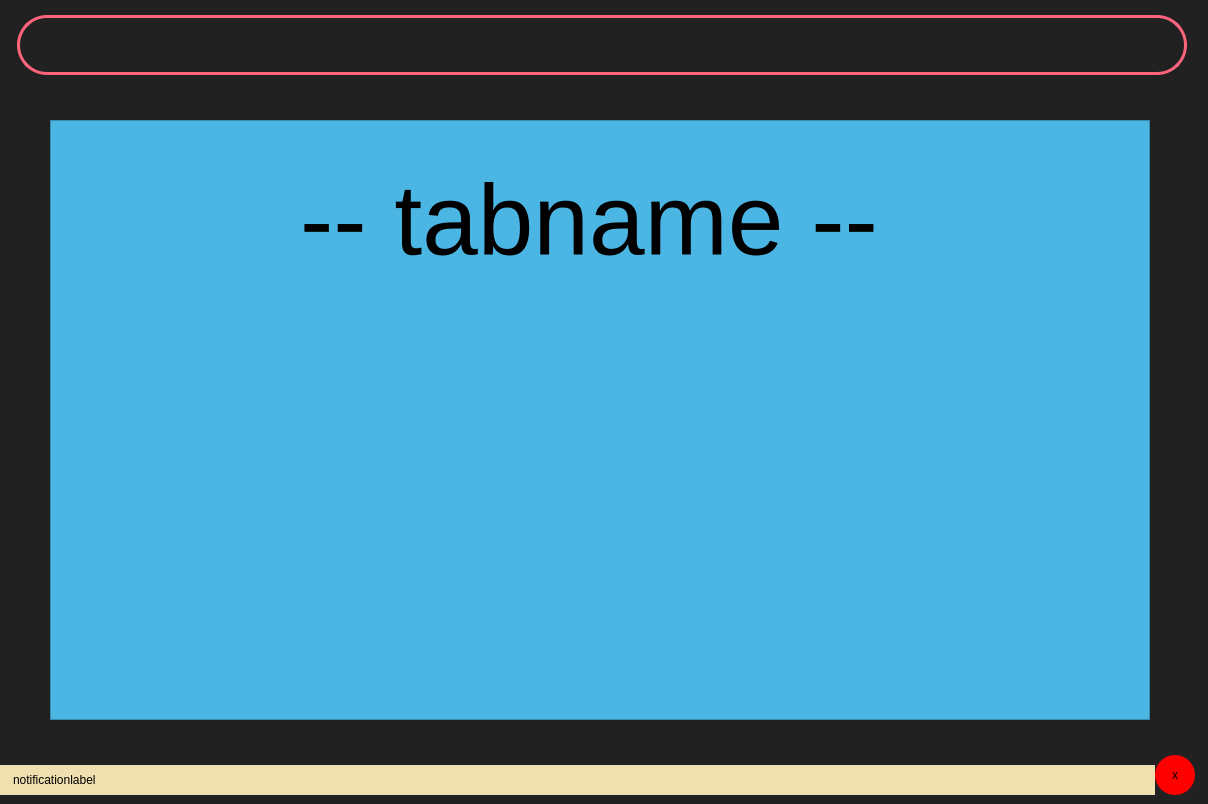
First picture: the form in layout.ui, repository duskygloom/medManage, before the edit.
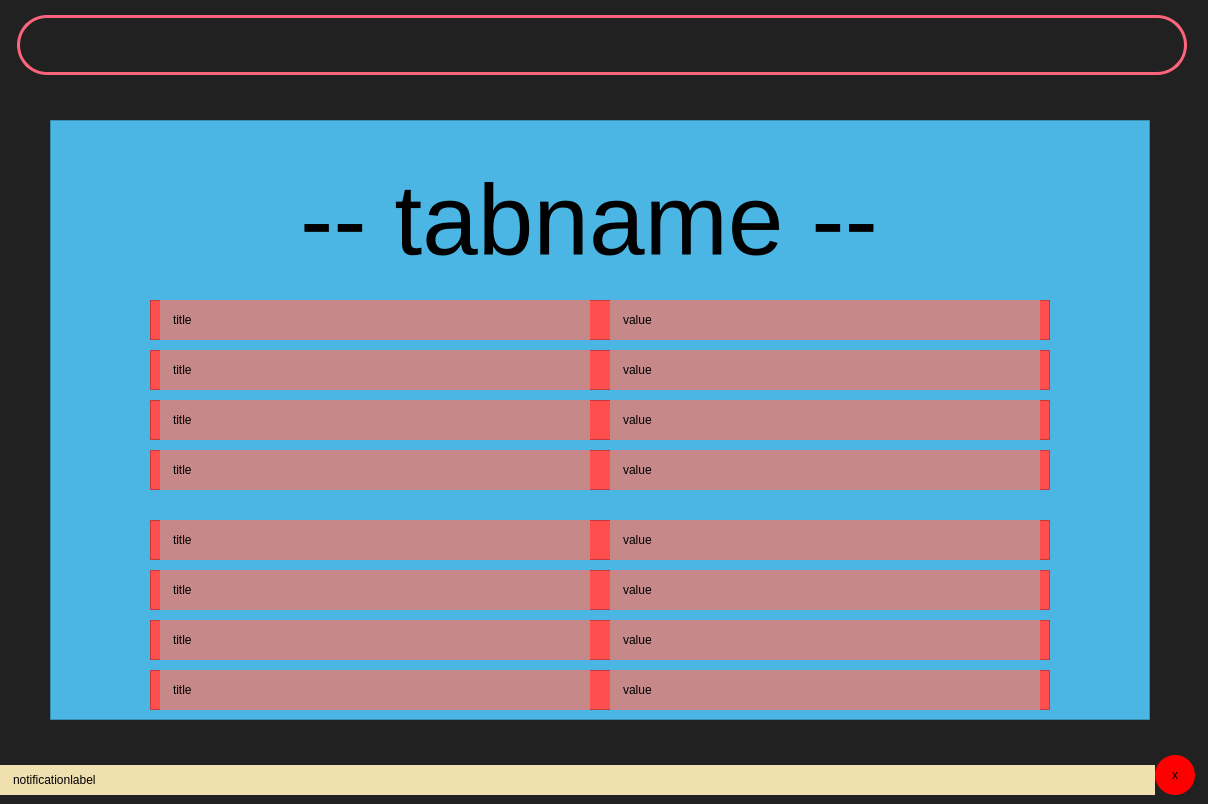
Second picture: the form after the edit.

Commit message: a more proper stats window

```diff
--- a/layout.ui
+++ b/layout.ui
@@ -74,6 +74,430 @@
      <string>-- tabname --</string>
     </property>
    </widget>
+   <widget class="QFrame" name="frame_2">
+    <property name="geometry">
+     <rect>
+      <x>100</x>
+      <y>180</y>
+      <width>900</width>
+      <height>40</height>
+     </rect>
+    </property>
+    <property name="styleSheet">
+     <string notr="true">background-color: rgb(255, 78, 78);</string>
+    </property>
+    <property name="frameShape">
+     <enum>QFrame::StyledPanel</enum>
+    </property>
+    <property name="frameShadow">
+     <enum>QFrame::Raised</enum>
+    </property>
+    <widget class="QLabel" name="label_2">
+     <property name="geometry">
+      <rect>
+       <x>10</x>
+       <y>0</y>
+       <width>430</width>
+       <height>40</height>
+      </rect>
+     </property>
+     <property name="styleSheet">
+      <string notr="true">background-color: rgb(198, 136, 136);
+padding-left: 10;</string>
+     </property>
+     <property name="text">
+      <string>title</string>
+     </property>
+    </widget>
+    <widget class="QLabel" name="label_3">
+     <property name="geometry">
+      <rect>
+       <x>460</x>
+       <y>0</y>
+       <width>430</width>
+       <height>40</height>
+      </rect>
+     </property>
+     <property name="styleSheet">
+      <string notr="true">background-color: rgb(198, 136, 136);
+padding-left: 10;</string>
+     </property>
+     <property name="text">
+      <string>value</string>
+     </property>
+    </widget>
+   </widget>
+   <widget class="QFrame" name="frame_3">
+    <property name="geometry">
+     <rect>
+      <x>100</x>
+      <y>230</y>
+      <width>900</width>
+      <height>40</height>
+     </rect>
+    </property>
+    <property name="styleSheet">
+     <string notr="true">background-color: rgb(255, 78, 78);</string>
+    </property>
+    <property name="frameShape">
+     <enum>QFrame::StyledPanel</enum>
+    </property>
+    <property name="frameShadow">
+     <enum>QFrame::Raised</enum>
+    </property>
+    <widget class="QLabel" name="label_4">
+     <property name="geometry">
+      <rect>
+       <x>10</x>
+       <y>0</y>
+       <width>430</width>
+       <height>40</height>
+      </rect>
+     </property>
+     <property name="styleSheet">
+      <string notr="true">background-color: rgb(198, 136, 136);
+padding-left: 10;</string>
+     </property>
+     <property name="text">
+      <string>title</string>
+     </property>
+    </widget>
+    <widget class="QLabel" name="label_5">
+     <property name="geometry">
+      <rect>
+       <x>460</x>
+       <y>0</y>
+       <width>430</width>
+       <height>40</height>
+      </rect>
+     </property>
+     <property name="styleSheet">
+      <string notr="true">background-color: rgb(198, 136, 136);
+padding-left: 10;</string>
+     </property>
+     <property name="text">
+      <string>value</string>
+     </property>
+    </widget>
+   </widget>
+   <widget class="QFrame" name="frame_4">
+    <property name="geometry">
+     <rect>
+      <x>100</x>
+      <y>280</y>
+      <width>900</width>
+      <height>40</height>
+     </rect>
+    </property>
+    <property name="styleSheet">
+     <string notr="true">background-color: rgb(255, 78, 78);</string>
+    </property>
+    <property name="frameShape">
+     <enum>QFrame::StyledPanel</enum>
+    </property>
+    <property name="frameShadow">
+     <enum>QFrame::Raised</enum>
+    </property>
+    <widget class="QLabel" name="label_6">
+     <property name="geometry">
+      <rect>
+       <x>10</x>
+       <y>0</y>
+       <width>430</width>
+       <height>40</height>
+      </rect>
+     </property>
+     <property name="styleSheet">
+      <string notr="true">background-color: rgb(198, 136, 136);
+padding-left: 10;</string>
+     </property>
+     <property name="text">
+      <string>title</string>
+     </property>
+    </widget>
+    <widget class="QLabel" name="label_7">
+     <property name="geometry">
+      <rect>
+       <x>460</x>
+       <y>0</y>
+       <width>430</width>
+       <height>40</height>
+      </rect>
+     </property>
+     <property name="styleSheet">
+      <string notr="true">background-color: rgb(198, 136, 136);
+padding-left: 10;</string>
+     </property>
+     <property name="text">
+      <string>value</string>
+     </property>
+    </widget>
+   </widget>
+   <widget class="QFrame" name="frame_5">
+    <property name="geometry">
+     <rect>
+      <x>100</x>
+      <y>330</y>
+      <width>900</width>
+      <height>40</height>
+     </rect>
+    </property>
+    <property name="styleSheet">
+     <string notr="true">background-color: rgb(255, 78, 78);</string>
+    </property>
+    <property name="frameShape">
+     <enum>QFrame::StyledPanel</enum>
+    </property>
+    <property name="frameShadow">
+     <enum>QFrame::Raised</enum>
+    </property>
+    <widget class="QLabel" name="label_8">
+     <property name="geometry">
+      <rect>
+       <x>10</x>
+       <y>0</y>
+       <width>430</width>
+       <height>40</height>
+      </rect>
+     </property>
+     <property name="styleSheet">
+      <string notr="true">background-color: rgb(198, 136, 136);
+padding-left: 10;</string>
+     </property>
+     <property name="text">
+      <string>title</string>
+     </property>
+    </widget>
+    <widget class="QLabel" name="label_9">
+     <property name="geometry">
+      <rect>
+       <x>460</x>
+       <y>0</y>
+       <width>430</width>
+       <height>40</height>
+      </rect>
+     </property>
+     <property name="styleSheet">
+      <string notr="true">background-color: rgb(198, 136, 136);
+padding-left: 10;</string>
+     </property>
+     <property name="text">
+      <string>value</string>
+     </property>
+    </widget>
+   </widget>
+   <widget class="QFrame" name="frame_6">
+    <property name="geometry">
+     <rect>
+      <x>100</x>
+      <y>400</y>
+      <width>900</width>
+      <height>40</height>
+     </rect>
+    </property>
+    <property name="styleSheet">
+     <string notr="true">background-color: rgb(255, 78, 78);</string>
+    </property>
+    <property name="frameShape">
+     <enum>QFrame::StyledPanel</enum>
+    </property>
+    <property name="frameShadow">
+     <enum>QFrame::Raised</enum>
+    </property>
+    <widget class="QLabel" name="label_10">
+     <property name="geometry">
+      <rect>
+       <x>10</x>
+       <y>0</y>
+       <width>430</width>
+       <height>40</height>
+      </rect>
+     </property>
+     <property name="styleSheet">
+      <string notr="true">background-color: rgb(198, 136, 136);
+padding-left: 10;</string>
+     </property>
+     <property name="text">
+      <string>title</string>
+     </property>
+    </widget>
+    <widget class="QLabel" name="label_12">
+     <property name="geometry">
+      <rect>
+       <x>460</x>
+       <y>0</y>
+       <width>430</width>
+       <height>40</height>
+      </rect>
+     </property>
+     <property name="styleSheet">
+      <string notr="true">background-color: rgb(198, 136, 136);
+padding-left: 10;</string>
+     </property>
+     <property name="text">
+      <string>value</string>
+     </property>
+    </widget>
+   </widget>
+   <widget class="QFrame" name="frame_7">
+    <property name="geometry">
+     <rect>
+      <x>100</x>
+      <y>450</y>
+      <width>900</width>
+      <height>40</height>
+     </rect>
+    </property>
+    <property name="styleSheet">
+     <string notr="true">background-color: rgb(255, 78, 78);</string>
+    </property>
+    <property name="frameShape">
+     <enum>QFrame::StyledPanel</enum>
+    </property>
+    <property name="frameShadow">
+     <enum>QFrame::Raised</enum>
+    </property>
+    <widget class="QLabel" name="label_13">
+     <property name="geometry">
+      <rect>
+       <x>10</x>
+       <y>0</y>
+       <width>430</width>
+       <height>40</height>
+      </rect>
+     </property>
+     <property name="styleSheet">
+      <string notr="true">background-color: rgb(198, 136, 136);
+padding-left: 10;</string>
+     </property>
+     <property name="text">
+      <string>title</string>
+     </property>
+    </widget>
+    <widget class="QLabel" name="label_14">
+     <property name="geometry">
+      <rect>
+       <x>460</x>
+       <y>0</y>
+       <width>430</width>
+       <height>40</height>
+      </rect>
+     </property>
+     <property name="styleSheet">
+      <string notr="true">background-color: rgb(198, 136, 136);
+padding-left: 10;</string>
+     </property>
+     <property name="text">
+      <string>value</string>
+     </property>
+    </widget>
+   </widget>
+   <widget class="QFrame" name="frame_8">
+    <property name="geometry">
+     <rect>
+      <x>100</x>
+      <y>500</y>
+      <width>900</width>
+      <height>40</height>
+     </rect>
+    </property>
+    <property name="styleSheet">
+     <string notr="true">background-color: rgb(255, 78, 78);</string>
+    </property>
+    <property name="frameShape">
+     <enum>QFrame::StyledPanel</enum>
+    </property>
+    <property name="frameShadow">
+     <enum>QFrame::Raised</enum>
+    </property>
+    <widget class="QLabel" name="label_15">
+     <property name="geometry">
+      <rect>
+       <x>10</x>
+       <y>0</y>
+       <width>430</width>
+       <height>40</height>
+      </rect>
+     </property>
+     <property name="styleSheet">
+      <string notr="true">background-color: rgb(198, 136, 136);
+padding-left: 10;</string>
+     </property>
+     <property name="text">
+      <string>title</string>
+     </property>
+    </widget>
+    <widget class="QLabel" name="label_16">
+     <property name="geometry">
+      <rect>
+       <x>460</x>
+       <y>0</y>
+       <width>430</width>
+       <height>40</height>
+      </rect>
+     </property>
+     <property name="styleSheet">
+      <string notr="true">background-color: rgb(198, 136, 136);
+padding-left: 10;</string>
+     </property>
+     <property name="text">
+      <string>value</string>
+     </property>
+    </widget>
+   </widget>
+   <widget class="QFrame" name="frame_9">
+    <property name="geometry">
+     <rect>
+      <x>100</x>
+      <y>550</y>
+      <width>900</width>
+      <height>40</height>
+     </rect>
+    </property>
+    <property name="styleSheet">
+     <string notr="true">background-color: rgb(255, 78, 78);</string>
+    </property>
+    <property name="frameShape">
+     <enum>QFrame::StyledPanel</enum>
+    </property>
+    <property name="frameShadow">
+     <enum>QFrame::Raised</enum>
+    </property>
+    <widget class="QLabel" name="label_17">
+     <property name="geometry">
+      <rect>
+       <x>10</x>
+       <y>0</y>
+       <width>430</width>
+       <height>40</height>
+      </rect>
+     </property>
+     <property name="styleSheet">
+      <string notr="true">background-color: rgb(198, 136, 136);
+padding-left: 10;</string>
+     </property>
+     <property name="text">
+      <string>title</string>
+     </property>
+    </widget>
+    <widget class="QLabel" name="label_18">
+     <property name="geometry">
+      <rect>
+       <x>460</x>
+       <y>0</y>
+       <width>430</width>
+       <height>40</height>
+      </rect>
+     </property>
+     <property name="styleSheet">
+      <string notr="true">background-color: rgb(198, 136, 136);
+padding-left: 10;</string>
+     </property>
+     <property name="text">
+      <string>value</string>
+     </property>
+    </widget>
+   </widget>
   </widget>
   <widget class="QFrame" name="frame_11">
    <property name="geometry">
```
The commit also changes 6 other files.
